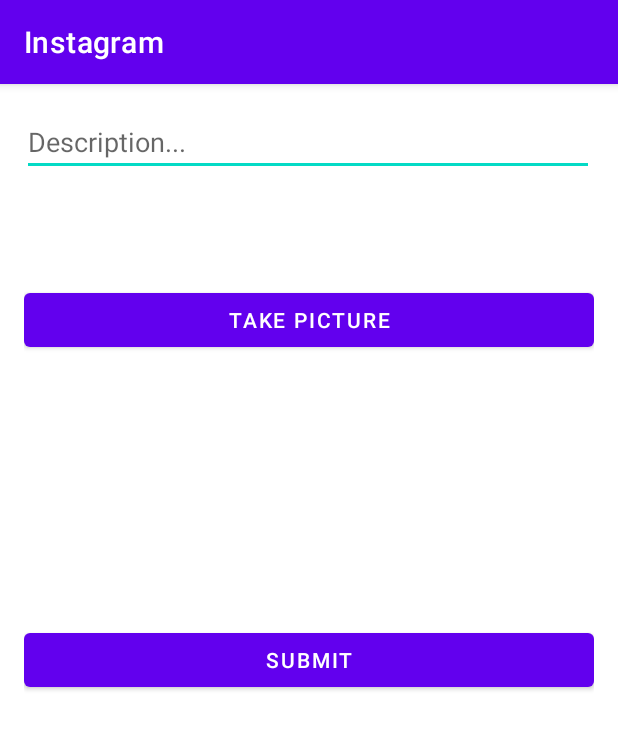
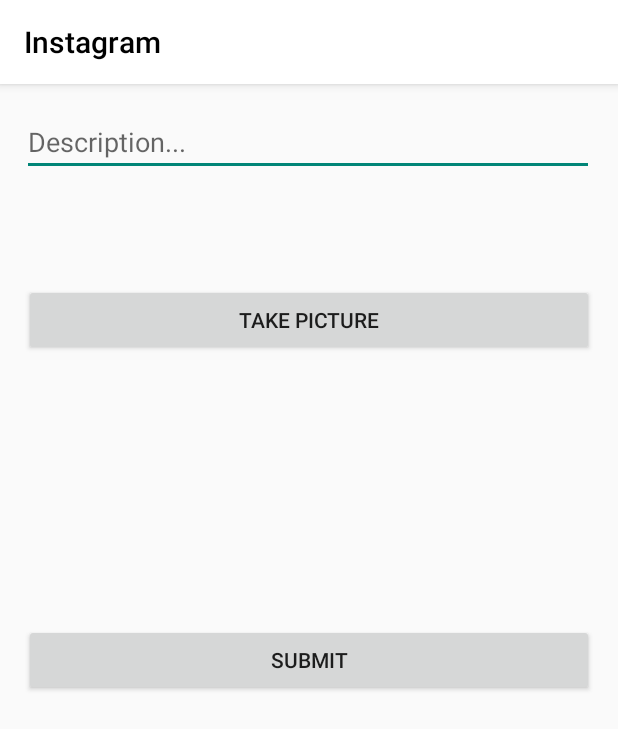
Before and after one commit to mollyxu/Instagram, an Android app: the FeedActivity screen opened directly, with no data from a screen before it, after a tap on "Take picture", on a phone screen of 412 x 824 dp. Shown: the top 729 px of the screen. Run offline under Robolectric (Android 15) with nearby library versions, the phone set to English and light mode, and no system bars; libraries missing offline, so code that uses them is left out: com.parse, org.parceler; pictures from the network do not load; 5 statements that could not run were skipped.

Commit message:
styling WIP, considering a switch to toolbar

```diff
--- a/app/src/main/java/com/example/instagram/LoginActivity.java
+++ b/app/src/main/java/com/example/instagram/LoginActivity.java
@@ -25,6 +25,11 @@ public class LoginActivity extends AppCompatActivity {
     protected void onCreate(Bundle savedInstanceState) {
         super.onCreate(savedInstanceState);
         setContentView(R.layout.activity_login);
+
+        getSupportActionBar().setDisplayShowHomeEnabled(true);
+        getSupportActionBar().setLogo(R.drawable.nav_logo_whiteout);
+        getSupportActionBar().setDisplayUseLogoEnabled(true);
+        getSupportActionBar().setTitle("");
 
         if (ParseUser.getCurrentUser() != null) {
             goFeedActivity();
--- a/app/src/main/res/layout/activity_login.xml
+++ b/app/src/main/res/layout/activity_login.xml
@@ -30,5 +30,7 @@
         android:layout_width="match_parent"
         android:layout_height="wrap_content"
         android:layout_weight="1"
-        android:text="Login"/>
+        android:text="Login"
+        app:backgroundTint="@color/btn_blue"
+        android:textColor="@color/white"/>
 </LinearLayout>
--- a/app/src/main/res/menu/menu_main.xml
+++ b/app/src/main/res/menu/menu_main.xml
@@ -1,13 +1,17 @@
 <?xml version="1.0" encoding="utf-8"?>
 <menu xmlns:app="http://schemas.android.com/apk/res-auto"
-    xmlns:android="http://schemas.android.com/apk/res/android">
+    xmlns:android="http://schemas.android.com/apk/res/android"
+    >
     <item
         android:id="@+id/logout"
         android:title="Log out"
-        app:showAsAction="always" />
+        app:showAsAction="always"
+        android:actionMenuTextColor="@color/black"
+        />
     <item
         android:id="@+id/take_picture"
         android:icon="@drawable/camera_shadow_fill"
+        android:iconTint="#000000"
         android:title="Take picture"
         app:showAsAction="always" />
 
--- a/app/src/main/res/values-night/themes.xml
+++ b/app/src/main/res/values-night/themes.xml
@@ -6,8 +6,8 @@
         <item name="colorPrimaryVariant">@color/purple_700</item>
         <item name="colorOnPrimary">@color/black</item>
         <!-- Secondary brand color. -->
-        <item name="colorSecondary">@color/teal_200</item>
-        <item name="colorSecondaryVariant">@color/teal_200</item>
+        <item name="colorSecondary">@color/grey</item>
+        <item name="colorSecondaryVariant">@color/grey</item>
         <item name="colorOnSecondary">@color/black</item>
         <!-- Status bar color. -->
         <item name="android:statusBarColor" tools:targetApi="l">?attr/colorPrimaryVariant</item>
--- a/app/src/main/res/values/colors.xml
+++ b/app/src/main/res/values/colors.xml
@@ -8,4 +8,6 @@
     <color name="black">#FF000000</color>
     <color name="white">#FFFFFFFF</color>
 
+    <color name="btn_blue">#0095f6</color>
+    <color name="grey">#262626</color>
 </resources>
--- a/app/src/main/res/values/themes.xml
+++ b/app/src/main/res/values/themes.xml
@@ -1,21 +1,35 @@
 <resources xmlns:tools="http://schemas.android.com/tools">
     <!-- Base application theme. -->
-    <style name="Theme.Instagram" parent="Theme.MaterialComponents.DayNight.DarkActionBar">
-        <!-- Primary brand color. -->
-        <item name="colorPrimary">@color/purple_500</item>
-        <item name="colorPrimaryVariant">@color/purple_700</item>
-        <item name="colorOnPrimary">@color/white</item>
-        <!-- Secondary brand color. -->
-        <item name="colorSecondary">@color/teal_200</item>
-        <item name="colorSecondaryVariant">@color/teal_700</item>
-        <item name="colorOnSecondary">@color/black</item>
-        <!-- Status bar color. -->
-        <item name="android:statusBarColor" tools:targetApi="l">?attr/colorPrimaryVariant</item>
-        <!-- Customize your theme here. -->
+    <style name="Theme.Instagram" parent="Theme.AppCompat.Light.DarkActionBar">
+        <item name="android:actionBarStyle">@style/MyActionBar</item>
+        <item name="android:actionBarTabTextStyle">@style/MyActionBarTabText</item>
+
+        <!-- Support library compatibility -->
+        <item name="actionBarStyle">@style/MyActionBar</item>
+        <item name="actionBarTabTextStyle">@style/MyActionBarTabText</item>
     </style>
+    <style name="MyActionBar" parent="@style/Widget.AppCompat.Light.ActionBar.Solid.Inverse">
+        <item name="android:background">@color/white</item>
+        <item name="android:titleTextStyle">@style/MyActionBar.TitleTextStyle</item>
+
+        <!-- Support library compatibility -->
+        <item name="background">@color/white</item>
+        <item name="titleTextStyle">@style/MyActionBar.TitleTextStyle</item>
+    </style>
+
+    <style name="MyActionBar.TitleTextStyle"
+        parent="@style/TextAppearance.AppCompat.Widget.ActionBar.Title">
+        <item name="android:textColor">@color/black</item>
+    </style>
+
+    <style name="MyActionBarTabText" parent="@style/Widget.AppCompat.ActionBar.TabText">
+        <item name="android:textColor">@color/black</item>
+    </style>
+
+
 
     <style name="SplashScreen" parent="Theme.MaterialComponents.DayNight.NoActionBar">
         <item name="android:windowBackground">@drawable/splashscreen_background</item>
-        <item name="android:statusBarColor" tools:targetApi="l">?attr/colorPrimaryVariant</item>
+        <item name="android:statusBarColor" tools:targetApi="l">@color/black</item>
     </style>
 </resources>
```
Also changed, not shown: app/src/main/AndroidManifest.xml (+8 -4 lines), app/src/main/res/drawable/nav_logo_whiteout.png (added).
